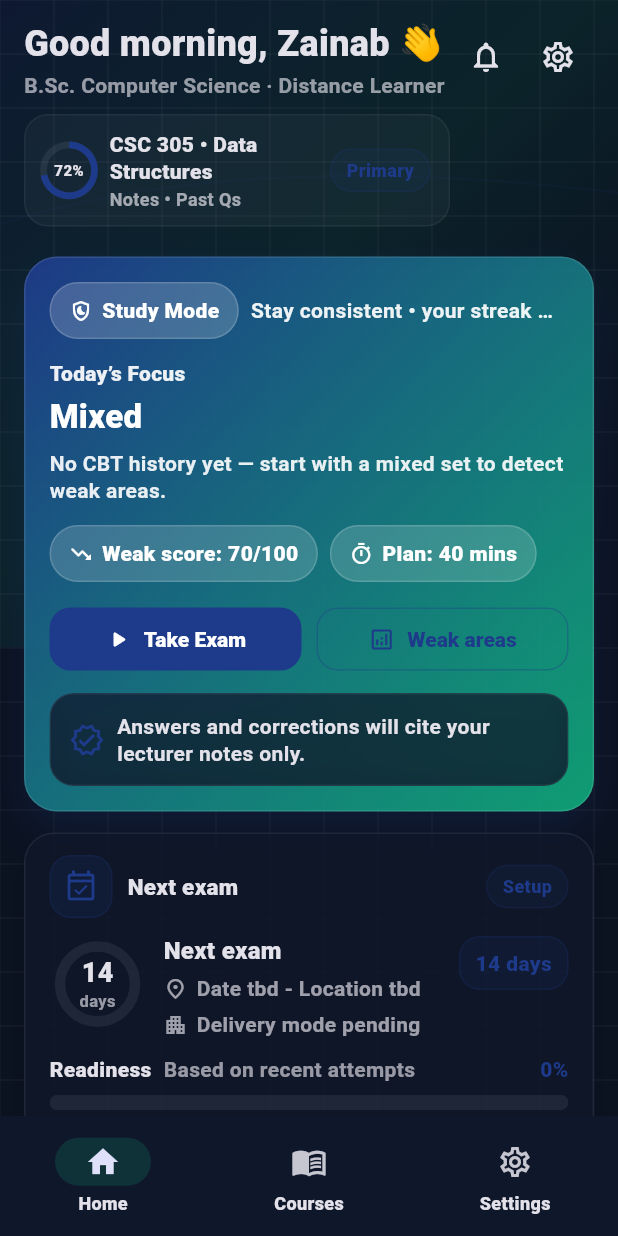
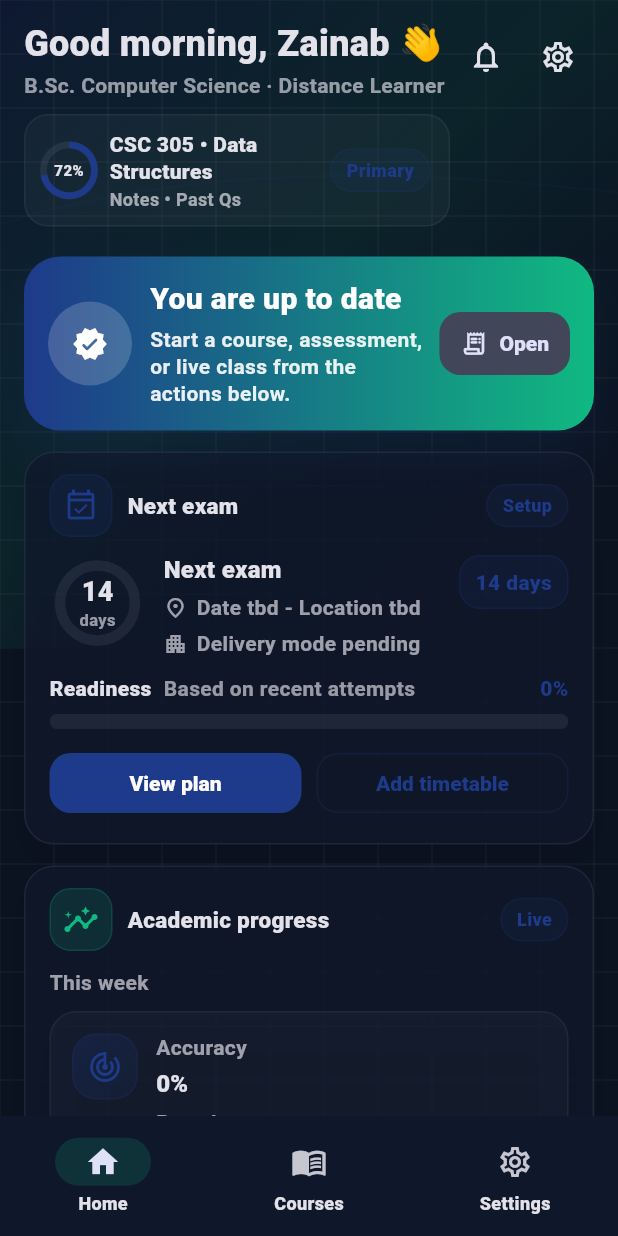
Before and after one commit to Bkzazzau1/k-slas-my-course, a Flutter app: the screen it shows after launch, on a phone screen of 412 x 824 dp. Run offline on Flutter 3.47's test engine with Material 3 defaults, Android fonts, the phone set to English and light mode, and no system bars; our stand-ins replace camera, file_picker, get, get_storage, video_player; missing offline and left inert: dart:ffi, flutter_rust_bridge, livekit_client, record.

Commit message:
Simplify student dashboard and reduce repeated sections

```diff
--- a/lib/features/dashboard/view/dashboard_view.dart
+++ b/lib/features/dashboard/view/dashboard_view.dart
@@ -3,23 +3,12 @@ import 'package:get/get.dart';
 
 import '../../../app/routes/app_routes.dart';
 import '../../../core/widgets/luxury_scaffold.dart';
-import '../../../data/models/student_category.dart';
-import '../../../modules/proctoring/controller/proctoring_controller.dart';
-import '../../../modules/settings/controller/settings_controller.dart';
+import '../../../data/models/exam_models.dart';
+import '../../../data/services/draft_sync_service.dart';
+import '../../../data/services/submission_history_service.dart';
 import '../controller/dashboard_controller.dart';
-import '../widgets/dashboard_assessments_lux.dart';
-import '../widgets/dashboard_assignments_lux.dart';
-import '../widgets/dashboard_continue_lux.dart';
-import '../widgets/dashboard_daily_goal_lux.dart';
-import '../widgets/dashboard_focus_lux.dart';
-import '../widgets/dashboard_grades_lux.dart';
-import '../widgets/dashboard_hero_focus_card.dart';
-import '../widgets/dashboard_integrity_status_card.dart';
-import '../widgets/dashboard_low_data_offline_lux.dart';
 import '../widgets/dashboard_next_exam_lux.dart';
-import '../widgets/dashboard_noticeboard_lux.dart';
 import '../widgets/dashboard_performance_lux.dart';
-import '../widgets/dashboard_quick_actions_lux.dart';
 import '../widgets/dashboard_top_bar.dart';
 import '../widgets/responsive_row.dart';
 import '../widgets/section_card.dart';
@@ -30,19 +19,10 @@ class DashboardView extends GetView<DashboardController> {
   @override
   Widget build(BuildContext context) {
     final cs = Theme.of(context).colorScheme;
-    final settings = Get.find<SettingsController>();
-
-    final proctor = Get.isRegistered<ProctoringController>()
-        ? Get.find<ProctoringController>()
-        : Get.put(ProctoringController(), permanent: true);
-
-    final showIntegrity = controller.shouldShowIntegrityCard;
-    final showExams = controller.canSeeExams;
-    final showQuizzes = controller.canSeeQuizzes;
-    final lowDataTitle = controller.lowDataSectionTitle;
-    final lowDataIcon = controller.studentCategory.value.requiresIntegritySync
-        ? Icons.sync_lock_outlined
-        : Icons.cloud_off_outlined;
+    final receipts = SubmissionHistoryService.load();
+    final drafts = DraftSyncService.loadDrafts();
+    final pending = DraftSyncService.loadPendingSync();
+    final latest = receipts.isEmpty ? null : receipts.first;
 
     return Scaffold(
       body: LuxuryScaffold(
@@ -50,284 +30,82 @@ class DashboardView extends GetView<DashboardController> {
           builder: (context, c) {
             final isTablet = c.maxWidth >= 900;
             final maxWidth = isTablet ? 1100.0 : double.infinity;
-
             return Center(
               child: ConstrainedBox(
                 constraints: BoxConstraints(maxWidth: maxWidth),
                 child: CustomScrollView(
                   slivers: [
-                    /// TOP BAR
                     SliverPadding(
                       padding: const EdgeInsets.fromLTRB(16, 14, 16, 10),
                       sliver: SliverToBoxAdapter(
                         child: DashboardTopBar(cs: cs, isTablet: isTablet),
                       ),
                     ),
-
-                    /// INTEGRITY STATUS (Distance Only)
-                    if (showIntegrity)
-                      SliverPadding(
-                        padding: const EdgeInsets.symmetric(
-                          horizontal: 16,
-                          vertical: 8,
-                        ),
-                        sliver: SliverToBoxAdapter(
-                          child: DashboardIntegrityStatusCard(
-                            cs: cs,
-                            proctor: proctor,
-                          ),
-                        ),
-                      ),
-
-                    /// HERO
                     SliverPadding(
                       padding: const EdgeInsets.symmetric(horizontal: 16),
                       sliver: SliverToBoxAdapter(
-                        child: ResponsiveRow(
-                          isTablet: isTablet,
-                          left: DashboardHeroFocusCard(cs: cs),
-                          right: showExams
-                              ? SectionCard(
-                                  title: "Next exam",
-                                  icon: Icons.event_available_outlined,
-                                  iconColor: cs.primary,
-                                  trailingText: "Setup",
-                                  onTrailingTap: () =>
-                                      Get.toNamed(Routes.examSetup),
-                                  child: DashboardNextExamLux(cs: cs),
-                                )
-                              : SectionCard(
-                                  title: "My Courses",
-                                  icon: Icons.menu_book_outlined,
-                                  iconColor: cs.primary,
-                                  trailingText: "Open",
-                                  onTrailingTap: () =>
-                                      Get.toNamed(Routes.courses),
-                                  child: _MiniHint(
-                                    title:
-                                        "Access lecture notes and course materials.",
-                                    cs: cs,
-                                  ),
-                                ),
+                        child: _PriorityHero(
+                          draftCount: drafts.length,
+                          pendingCount: pending.length,
+                          latest: latest,
                         ),
                       ),
                     ),
-
-                    /// CONTINUE + GOAL
                     SliverPadding(
                       padding: const EdgeInsets.fromLTRB(16, 14, 16, 0),
                       sliver: SliverToBoxAdapter(
                         child: ResponsiveRow(
                           isTablet: isTablet,
                           left: SectionCard(
-                            title: "Continue studying",
-                            icon: Icons.play_circle_outline,
-                            iconColor: cs.secondary,
-                            trailingText: "Resume",
-                            onTrailingTap: () => Get.toNamed(Routes.courses),
-                            child: DashboardContinueLux(cs: cs),
+                            title: 'Next exam',
+                            icon: Icons.event_available_outlined,
+                            iconColor: cs.primary,
+                            trailingText: 'Setup',
+                            onTrailingTap: () => Get.toNamed(Routes.examSetup),
+                            child: DashboardNextExamLux(cs: cs),
                           ),
                           right: SectionCard(
-                            title: "Daily study goal",
-                            icon: Icons.flag_outlined,
-                            iconColor: cs.primary,
-                            trailingText: "Goal",
-                            child: DashboardDailyGoalLux(
-                              cs: cs,
-                              settings: settings,
-                            ),
+                            title: 'Academic progress',
+                            icon: Icons.insights_outlined,
+                            iconColor: cs.secondary,
+                            trailingText: 'Live',
+                            child: DashboardPerformanceLux(cs: cs),
                           ),
                         ),
                       ),
                     ),
-
-                    /// QUICK ACTIONS
                     SliverPadding(
                       padding: const EdgeInsets.fromLTRB(16, 14, 16, 0),
                       sliver: SliverToBoxAdapter(
-                        child: SectionCard(
-                          title: "Quick actions",
-                          icon: Icons.grid_view_rounded,
-                          iconColor: cs.primary,
-                          trailingText: "Fast",
-                          child: DashboardQuickActionsLux(cs: cs),
+                        child: _ActionPanel(
+                          title: 'Study actions',
+                          actions: [
+                            _DashAction('My courses', Icons.menu_book_outlined, Routes.courses),
+                            _DashAction('Live classes', Icons.live_tv_outlined, Routes.liveSessions),
+                            _DashAction('Assignments', Icons.assignment_outlined, Routes.assignments),
+                            _DashAction('Noticeboard', Icons.campaign_outlined, Routes.noticeboard),
+                          ],
                         ),
                       ),
                     ),
-
-                    /// COURSES + QUIZZES
                     SliverPadding(
                       padding: const EdgeInsets.fromLTRB(16, 14, 16, 0),
                       sliver: SliverToBoxAdapter(
-                        child: ResponsiveRow(
-                          isTablet: isTablet,
-                          left: SectionCard(
-                            title: "My Courses",
-                            icon: Icons.menu_book_outlined,
-                            iconColor: cs.primary,
-                            trailingText: "Open",
-                            onTrailingTap: () => Get.toNamed(Routes.courses),
-                            child: _MiniHint(
-                              title: "View registered courses and materials.",
-                              cs: cs,
-                            ),
-                          ),
-                          right: showQuizzes
-                              ? SectionCard(
-                                  title: "CBT Practice",
-                                  icon: Icons.quiz_outlined,
-                                  iconColor: cs.secondary,
-                                  trailingText: "Start",
-                                  onTrailingTap: () =>
-                                      Get.toNamed(Routes.cbtSetup),
-                                  child: _MiniHint(
-                                    title: "Practice quizzes and CBT tests.",
-                                    cs: cs,
-                                  ),
-                                )
-                              : SectionCard(
-                                  title: "Messages",
-                                  icon: Icons.chat_bubble_outline,
-                                  iconColor: cs.secondary,
-                                  trailingText: "Open",
-                                  onTrailingTap: () => Get.toNamed(Routes.chat),
-                                  child: _MiniHint(
-                                    title:
-                                        "Chat with lecturers and classmates.",
-                                    cs: cs,
-                                  ),
-                                ),
+                        child: _ActionPanel(
+                          title: 'Assessment actions',
+                          actions: [
+                            _DashAction('Practice CBT', Icons.quiz_outlined, Routes.cbtSetup),
+                            _DashAction('Examination', Icons.verified_user_outlined, Routes.examSetup),
+                            _DashAction('Receipts & offline', Icons.receipt_long_outlined, Routes.results),
+                            _DashAction('Weak areas', Icons.psychology_outlined, Routes.weakAreas),
+                          ],
                         ),
                       ),
                     ),
-
-                    /// ASSIGNMENTS
-                    SliverPadding(
-                      padding: const EdgeInsets.fromLTRB(16, 14, 16, 0),
-                      sliver: SliverToBoxAdapter(
-                        child: SectionCard(
-                          title: "Assignments",
-                          icon: Icons.assignment_outlined,
-                          iconColor: cs.primary,
-                          trailingText: "Deadlines",
-                          onTrailingTap: () => Get.toNamed(Routes.assignments),
-                          child: DashboardAssignmentsLux(cs: cs),
-                        ),
-                      ),
-                    ),
-
-                    /// COURSE ASSESSMENTS
-                    SliverPadding(
-                      padding: const EdgeInsets.fromLTRB(16, 14, 16, 0),
-                      sliver: SliverToBoxAdapter(
-                        child: SectionCard(
-                          title: "Course assessments",
-                          icon: Icons.fact_check_outlined,
-                          iconColor: cs.secondary,
-                          trailingText: "Open",
-                          onTrailingTap: () => Get.toNamed(Routes.courses),
-                          child: DashboardAssessmentsLux(cs: cs),
-                        ),
-                      ),
-                    ),
-
-                    /// PERFORMANCE
-                    SliverPadding(
-                      padding: const EdgeInsets.fromLTRB(16, 14, 16, 0),
-                      sliver: SliverToBoxAdapter(
-                        child: ResponsiveRow(
-                          isTablet: isTablet,
-                          left: SectionCard(
-                            title: "Performance snapshot",
-                            icon: Icons.insights_outlined,
-                            iconColor: cs.primary,
-                            trailingText: "Live",
-                            child: DashboardPerformanceLux(cs: cs),
-                          ),
-                          right: SectionCard(
-                            title: "Focus & motivation",
-                            icon: Icons.bolt_outlined,
-                            iconColor: cs.secondary,
-                            trailingText: "Tip",
-                            child: DashboardFocusLux(cs: cs),
-                          ),
-                        ),
-                      ),
-                    ),
-
-                    /// NOTICEBOARD + RESULTS
-                    SliverPadding(
-                      padding: const EdgeInsets.fromLTRB(16, 14, 16, 0),
-                      sliver: SliverToBoxAdapter(
-                        child: ResponsiveRow(
-                          isTablet: isTablet,
-                          left: SectionCard(
-                            title: "Course noticeboard",
-                            icon: Icons.campaign_outlined,
-                            iconColor: cs.primary,
-                            trailingText: "New",
-                            onTrailingTap: () =>
-                                Get.toNamed(Routes.noticeboard),
-                            child: DashboardNoticeboardLux(cs: cs),
-                          ),
-                          right: SectionCard(
-                            title: "CBT Results",
-                            icon: Icons.grade_outlined,
-                            iconColor: cs.secondary,
-                            trailingText: "Open",
-                            onTrailingTap: () => Get.toNamed(Routes.cbtResult),
-                            child: DashboardGradesLux(cs: cs),
-                          ),
-                        ),
-                      ),
-                    ),
-
-                    /// SUPPORT + PROFILE
-                    SliverPadding(
-                      padding: const EdgeInsets.fromLTRB(16, 14, 16, 0),
-                      sliver: SliverToBoxAdapter(
-                        child: ResponsiveRow(
-                          isTablet: isTablet,
-                          left: SectionCard(
-                            title: "Help & Support",
-                            icon: Icons.support_agent_outlined,
-                            iconColor: cs.primary,
-                            trailingText: "Help",
-                            onTrailingTap: () => Get.toNamed(Routes.settings),
-                            child: _MiniHint(
-                              title: "Platform help and support.",
-                              cs: cs,
-                            ),
-                          ),
-                          right: SectionCard(
-                            title: "Profile & Settings",
-                            icon: Icons.manage_accounts_outlined,
-                            iconColor: cs.secondary,
-                            trailingText: "Settings",
-                            onTrailingTap: () => Get.toNamed(Routes.settings),
-                            child: _MiniHint(
-                              title: "Account and security settings.",
-                              cs: cs,
-                            ),
-                          ),
-                        ),
-                      ),
-                    ),
-
-                    /// LOW DATA
                     SliverPadding(
                       padding: const EdgeInsets.fromLTRB(16, 14, 16, 18),
                       sliver: SliverToBoxAdapter(
-                        child: SectionCard(
-                          title: lowDataTitle,
-                          icon: lowDataIcon,
-                          iconColor: cs.primary,
-                          trailingText: "Secure",
-                          child: DashboardLowDataOfflineLux(
-                            cs: cs,
-                            settings: settings,
-                          ),
-                        ),
+                        child: _LatestReceiptCard(latest: latest),
                       ),
                     ),
                   ],
@@ -341,20 +119,162 @@ class DashboardView extends GetView<DashboardController> {
   }
 }
 
-class _MiniHint extends StatelessWidget {
-  const _MiniHint({required this.title, required this.cs});
-
-  final String title;
-  final ColorScheme cs;
+class _PriorityHero extends StatelessWidget {
+  const _PriorityHero({required this.draftCount, required this.pendingCount, required this.latest});
+  final int draftCount;
+  final int pendingCount;
+  final SubmissionHistoryRecord? latest;
 
   @override
   Widget build(BuildContext context) {
-    return Text(
-      title,
-      style: TextStyle(
-        color: cs.onSurface.withValues(alpha: 0.72),
-        fontWeight: FontWeight.w700,
+    final cs = Theme.of(context).colorScheme;
+    final hasAction = draftCount > 0 || pendingCount > 0;
+    final title = hasAction ? 'Action needed' : 'You are up to date';
+    final subtitle = hasAction
+        ? '$draftCount saved draft${draftCount == 1 ? '' : 's'} • $pendingCount pending sync item${pendingCount == 1 ? '' : 's'}'
+        : latest == null
+            ? 'Start a course, assessment, or live class from the actions below.'
+            : 'Latest receipt: ${latest!.courseCode} • ${latest!.status}';
+
+    return Container(
+      padding: const EdgeInsets.all(16),
+      decoration: BoxDecoration(
+        borderRadius: BorderRadius.circular(24),
+        gradient: LinearGradient(colors: [cs.primary, cs.secondary]),
+        boxShadow: [
+          BoxShadow(
+            blurRadius: 24,
+            offset: const Offset(0, 14),
+            color: cs.primary.withValues(alpha: 0.16),
+          ),
+        ],
+      ),
+      child: Row(
+        children: [
+          CircleAvatar(
+            radius: 28,
+            backgroundColor: Colors.white.withValues(alpha: 0.18),
+            child: Icon(hasAction ? Icons.priority_high_rounded : Icons.verified_rounded, color: Colors.white),
+          ),
+          const SizedBox(width: 12),
+          Expanded(
+            child: Column(crossAxisAlignment: CrossAxisAlignment.start, children: [
+              Text(title, style: const TextStyle(color: Colors.white, fontWeight: FontWeight.w900, fontSize: 20)),
+              const SizedBox(height: 5),
+              Text(subtitle, style: TextStyle(color: Colors.white.withValues(alpha: 0.90), fontWeight: FontWeight.w700)),
+            ]),
+          ),
+          const SizedBox(width: 8),
+          FilledButton.tonalIcon(
+            onPressed: () => Get.toNamed(Routes.results),
+            icon: const Icon(Icons.receipt_long_rounded),
+            label: const Text('Open'),
+          ),
+        ],
       ),
     );
   }
 }
+
+class _ActionPanel extends StatelessWidget {
+  const _ActionPanel({required this.title, required this.actions});
+  final String title;
+  final List<_DashAction> actions;
+
+  @override
+  Widget build(BuildContext context) {
+    final cs = Theme.of(context).colorScheme;
+    return Container(
+      padding: const EdgeInsets.all(14),
+      decoration: BoxDecoration(
+        color: cs.surface,
+        borderRadius: BorderRadius.circular(22),
+        border: Border.all(color: cs.onSurface.withValues(alpha: 0.06)),
+      ),
+      child: Column(crossAxisAlignment: CrossAxisAlignment.start, children: [
+        Text(title, style: TextStyle(color: cs.onSurface, fontWeight: FontWeight.w900, fontSize: 16)),
+        const SizedBox(height: 12),
+        LayoutBuilder(builder: (context, box) {
+          final wide = box.maxWidth >= 680;
+          final itemWidth = wide ? (box.maxWidth - 24) / 4 : (box.maxWidth - 12) / 2;
+          return Wrap(
+            spacing: 8,
+            runSpacing: 8,
+            children: actions
+                .map((action) => SizedBox(
+                      width: itemWidth,
+                      child: _ActionTile(action: action),
+                    ))
+                .toList(),
+          );
+        }),
+      ]),
+    );
+  }
+}
+
+class _ActionTile extends StatelessWidget {
+  const _ActionTile({required this.action});
+  final _DashAction action;
+
+  @override
+  Widget build(BuildContext context) {
+    final cs = Theme.of(context).colorScheme;
+    return InkWell(
+      onTap: () => Get.toNamed(action.route),
+      borderRadius: BorderRadius.circular(18),
+      child: Container(
+        padding: const EdgeInsets.all(12),
+        decoration: BoxDecoration(
+          color: cs.primary.withValues(alpha: 0.07),
+          borderRadius: BorderRadius.circular(18),
+          border: Border.all(color: cs.primary.withValues(alpha: 0.10)),
+        ),
+        child: Column(crossAxisAlignment: CrossAxisAlignment.start, children: [
+          Icon(action.icon, color: cs.primary),
+          const SizedBox(height: 10),
+          Text(action.title, maxLines: 2, overflow: TextOverflow.ellipsis, style: TextStyle(color: cs.onSurface, fontWeight: FontWeight.w900)),
+        ]),
+      ),
+    );
+  }
+}
+
+class _LatestReceiptCard extends StatelessWidget {
+  const _LatestReceiptCard({required this.latest});
+  final SubmissionHistoryRecord? latest;
+
+  @override
+  Widget build(BuildContext context) {
+    final cs = Theme.of(context).colorScheme;
+    return SectionCard(
+      title: 'Latest submission',
+      icon: Icons.receipt_long_outlined,
+      iconColor: cs.primary,
+      trailingText: 'History',
+      onTrailingTap: () => Get.toNamed(Routes.results),
+      child: latest == null
+          ? Text(
+              'No submitted assessment yet. Your receipts will appear here after submission.',
+              style: TextStyle(color: cs.onSurface.withValues(alpha: 0.72), fontWeight: FontWeight.w700),
+            )
+          : Column(crossAxisAlignment: CrossAxisAlignment.start, children: [
+              Row(children: [
+                Expanded(child: Text(latest!.courseCode, style: TextStyle(color: cs.onSurface, fontWeight: FontWeight.w900))),
+                Text('${latest!.percentage}%', style: TextStyle(color: cs.primary, fontWeight: FontWeight.w900, fontSize: 20)),
+              ]),
+              const SizedBox(height: 6),
+              Text(latest!.title, style: TextStyle(color: cs.onSurface.withValues(alpha: 0.72), fontWeight: FontWeight.w700)),
+              const SizedBox(height: 6),
+              Text(latest!.status, style: TextStyle(color: latest!.status.contains('Review') ? Colors.orange.shade700 : Colors.green.shade700, fontWeight: FontWeight.w900)),
+            ]),
+    );
+  }
+}
+
+class _DashAction {
+  const _DashAction(this.title, this.icon, this.route);
+  final String title;
+  final IconData icon;
+  final String route;
+}
```
